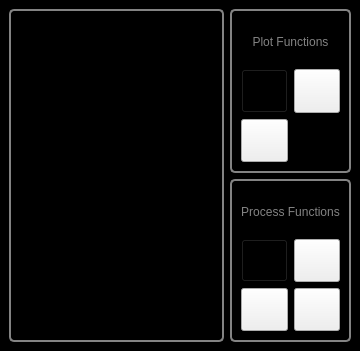
Above: Scanner GUI/Plotters Control/PlottersControl.ui from afylab/nanoSQUID-Scanning-Software before the change. Below: the same form after it.
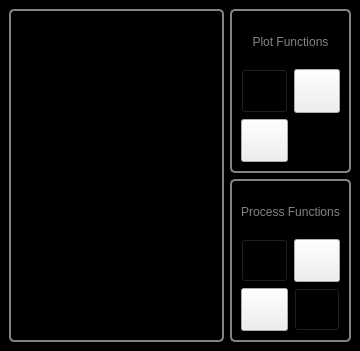
That is the form after the change. Icons and pictures are not drawn.

Patch:
```diff
--- a/Scanner GUI/Plotters Control/PlottersControl.ui
+++ b/Scanner GUI/Plotters Control/PlottersControl.ui
@@ -119,8 +119,8 @@
           </sizepolicy>
          </property>
          <property name="styleSheet">
-          <string notr="true">QPushButton#pushButton_AddPlotter{
-image:url(:/nSOTScanner/Pictures/add.png);
+          <string notr="true">QPushButton#pushButton_Division{
+image:url(:/nSOTScanner/Pictures/OverlapDivision.png);
 background: black;
 }
 
```
Left out of the diff: 4 changed lines with no effect on the pictures.
